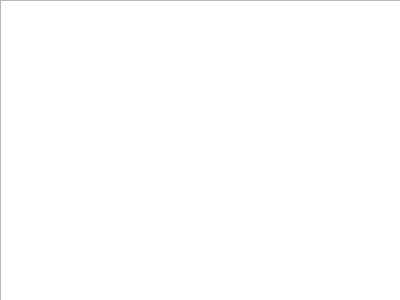
The window that ui/preview.ui (ijo42/sparse-matrix-tool) describes before a commit, drawn with Qt 5.
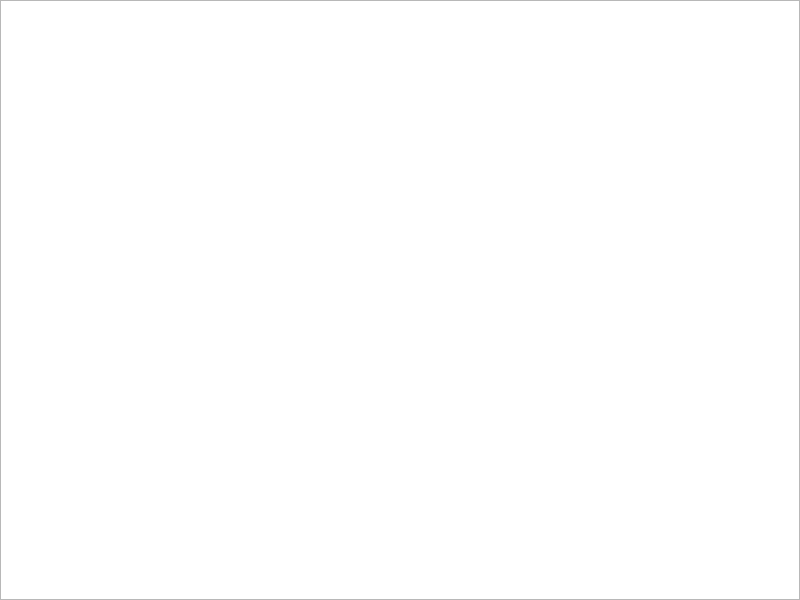
The same window after the commit.

Commit message: chore: ui style

```diff
--- a/ui/preview.ui
+++ b/ui/preview.ui
@@ -6,8 +6,8 @@
    <rect>
     <x>0</x>
     <y>0</y>
-    <width>400</width>
-    <height>300</height>
+    <width>800</width>
+    <height>600</height>
    </rect>
   </property>
   <property name="windowTitle">
@@ -18,8 +18,8 @@
     <rect>
      <x>0</x>
      <y>0</y>
-     <width>401</width>
-     <height>301</height>
+     <width>800</width>
+     <height>600</height>
     </rect>
    </property>
    <property name="sizePolicy">
```
Left out of the diff: 3 changed lines with no effect on the pictures. The commit also changes 3 other files.
